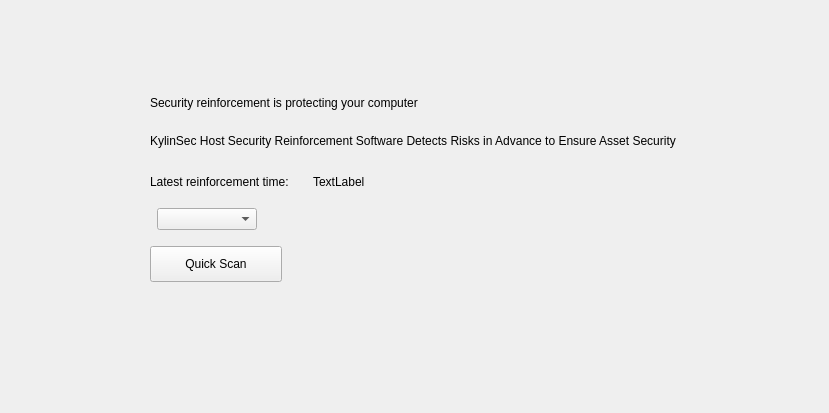
Qt form plugins/gui/br/home.ui (openeuler-mirror/ks-ssr) before a commit.
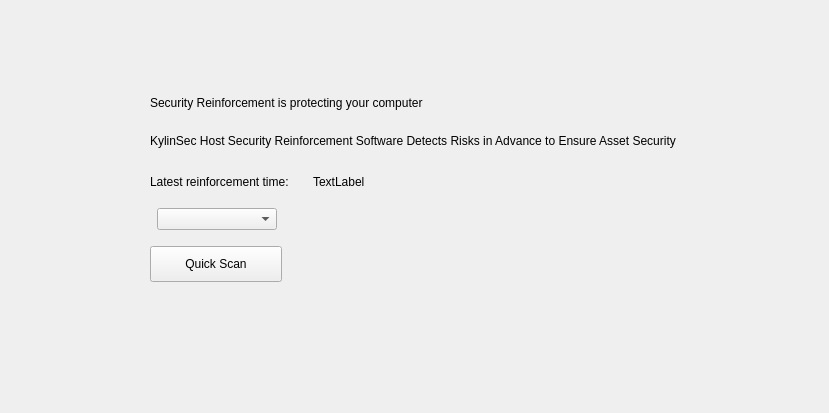
The same form after that commit. Icons and pictures are not drawn.

```diff
--- a/plugins/gui/br/home.ui
+++ b/plugins/gui/br/home.ui
@@ -66,7 +66,10 @@
        <item>
         <widget class="QLabel" name="m_heading">
          <property name="text">
-          <string>Security reinforcement is protecting your computer</string>
+          <string>Security Reinforcement is protecting your computer</string>
+         </property>
+         <property name="wordWrap">
+          <bool>true</bool>
          </property>
         </widget>
        </item>
@@ -129,7 +132,7 @@
         <widget class="QComboBox" name="m_scanComboBox">
          <property name="minimumSize">
           <size>
-           <width>100</width>
+           <width>120</width>
            <height>0</height>
           </size>
          </property>
```
Left out of the diff: 3 changed lines with no effect on the pictures.
